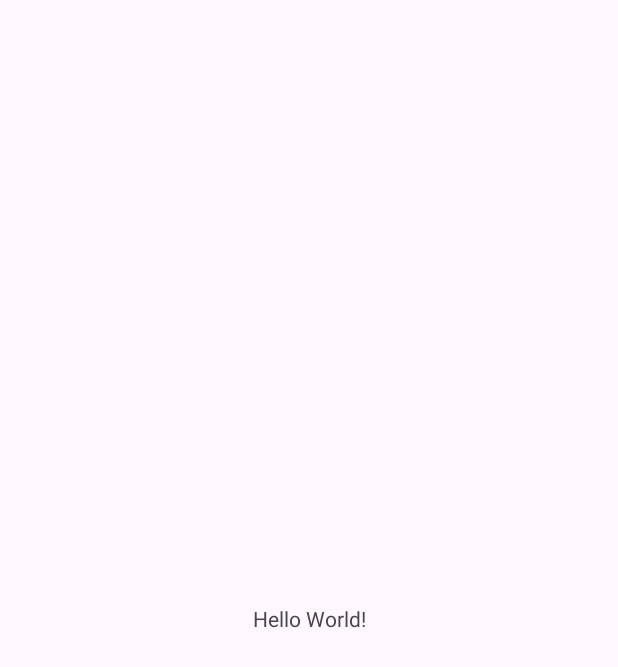
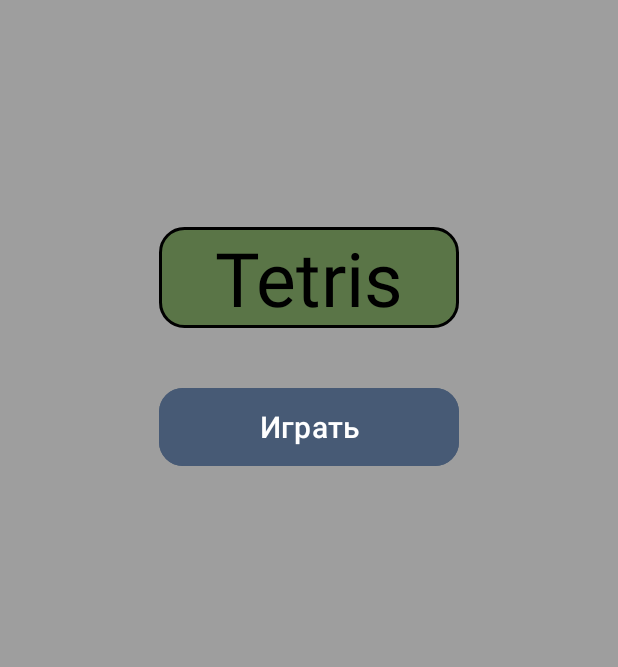
Before and after one commit to DragonFortune/Tetris, an Android app: the screen it shows after launch (MainActivity), on a phone screen of 412 x 824 dp. Before the commit the part shown is almost empty. Shown: the top 667 px of the screen. Run offline under Robolectric (Android 15) with nearby library versions, the phone set to English and light mode, and no system bars.

Commit message:
create main menu

```diff
--- a/app/build.gradle.kts
+++ b/app/build.gradle.kts
@@ -5,7 +5,7 @@ plugins {
 
 android {
     namespace = "com.example.tetris"
-    compileSdk = 33
+    compileSdk = 34
 
     defaultConfig {
         applicationId = "com.example.tetris"
--- /dev/null
+++ b/app/src/main/res/drawable/green.xml
@@ -0,0 +1,8 @@
+<?xml version="1.0" encoding="utf-8"?>
+<shape xmlns:android="http://schemas.android.com/apk/res/android"
+    android:shape="rectangle">
+    <stroke android:width="2dp"
+        android:color="@color/black"/>
+        <solid android:color="@color/green"/>
+    <corners android:radius="16dp"/>
+</shape>
--- /dev/null
+++ b/app/src/main/res/drawable/play_btn_bg.xml
@@ -0,0 +1,8 @@
+<?xml version="1.0" encoding="utf-8"?>
+<shape xmlns:android="http://schemas.android.com/apk/res/android"
+    android:shape="rectangle">
+    <stroke android:width="2dp"
+        android:color="@color/black"/>
+    <solid android:color="@color/play_btn_bg"/>
+    <corners android:radius="16dp"/>
+</shape>
--- a/app/src/main/res/layout/activity_main.xml
+++ b/app/src/main/res/layout/activity_main.xml
@@ -4,15 +4,42 @@
     xmlns:tools="http://schemas.android.com/tools"
     android:layout_width="match_parent"
     android:layout_height="match_parent"
+    android:background="@color/background"
     tools:context=".MainActivity">
 
     <TextView
-        android:layout_width="wrap_content"
+        android:id="@+id/main_title"
+        android:layout_width="200sp"
         android:layout_height="wrap_content"
-        android:text="Hello World!"
+        android:background="@drawable/green"
+        android:text="@string/main_title"
+        android:textAlignment="center"
+        android:textColor="@color/black"
+        android:textSize="50sp"
         app:layout_constraintBottom_toBottomOf="parent"
         app:layout_constraintEnd_toEndOf="parent"
         app:layout_constraintStart_toStartOf="parent"
-        app:layout_constraintTop_toTopOf="parent" />
+        app:layout_constraintTop_toTopOf="parent"
+        app:layout_constraintVertical_bias="0.20" />
+
+    <Button
+        android:id="@+id/play_btn"
+        style="@style/btn_play_style"
+        android:layout_width="200sp"
+        android:layout_height="60sp"
+        android:layout_marginTop="36dp"
+        android:drawableStart="@drawable/ic_launcher_foreground"
+        android:backgroundTint="@color/play_btn_bg"
+        android:text="@string/play"
+        android:textColor="@color/white"
+        android:textSize="20sp"
+        android:theme="@style/btn_play_style"
+        app:cornerRadius="16dp"
+        app:layout_constraintBottom_toBottomOf="parent"
+        app:layout_constraintEnd_toEndOf="parent"
+        app:layout_constraintHorizontal_bias="0.50"
+        app:layout_constraintStart_toStartOf="parent"
+        app:layout_constraintTop_toBottomOf="@+id/main_title"
+        app:layout_constraintVertical_bias="0.0" />
 
 </androidx.constraintlayout.widget.ConstraintLayout>
--- /dev/null
+++ b/app/src/main/res/values/btn_play_style.xml
@@ -0,0 +1,9 @@
+<?xml version="1.0" encoding="utf-8"?>
+<resources>
+    <style name="btn_play_style">
+        <item name="background">@drawable/play_btn_bg</item>
+        <item name="android:radius">16dp</item>
+        <item name="drawableEndCompat">@drawable/play_btn_bg</item>
+
+    </style>
+</resources>
--- a/app/src/main/res/values/colors.xml
+++ b/app/src/main/res/values/colors.xml
@@ -2,4 +2,7 @@
 <resources>
     <color name="black">#FF000000</color>
     <color name="white">#FFFFFFFF</color>
+    <color name="background">#9E9E9E</color>
+    <color name="green">#5A7547</color>
+    <color name="play_btn_bg">#475A75</color>
 </resources>
--- a/app/src/main/res/values/strings.xml
+++ b/app/src/main/res/values/strings.xml
@@ -1,3 +1,5 @@
 <resources>
     <string name="app_name">Tetris</string>
+    <string name="main_title">Tetris</string>
+    <string name="play">Играть</string>
 </resources>
```
